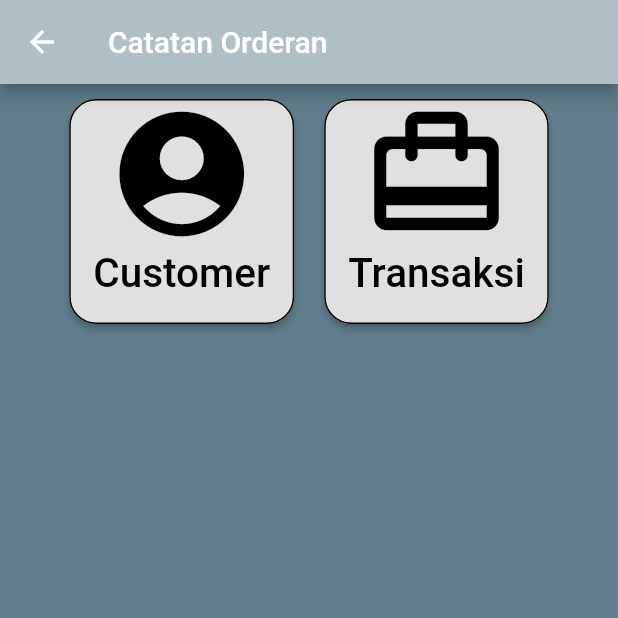
After one commit to annastasyaivory/flutter_catat_order, a Flutter app: the Screen screen opened directly, on a phone screen of 412 x 824 dp, the top half of it. The commit adds this screen. Run offline on Flutter 3.47's test engine with Material 2 defaults, Android fonts, the phone set to English and light mode, and no system bars; our stand-ins replace cloud_firestore, firebase_auth, firebase_core, google_sign_in; accounts and stored records are empty; network calls fail.

Commit message:
penambahan page home

```diff
--- a/lib/auth/login_page.dart
+++ b/lib/auth/login_page.dart
@@ -1,10 +1,11 @@
 import 'package:flutter_catat_order/auth/auth.dart';
-// import 'package:flutter_catat_order/profil_page.dart';
 import 'package:flutter_catat_order/auth/register_page.dart';
 import 'package:firebase_auth/firebase_auth.dart';
 import 'package:flutter/material.dart';
 import 'package:flutter_catat_order/auth/sign_in.dart';
 import 'package:flutter_catat_order/auth/first_screen.dart';
+
+import '../screen.dart';
 
 class LoginPage extends StatefulWidget {
   @override
@@ -165,7 +166,7 @@ class _LoginPageState extends State<LoginPage> {
               .handleSignInEmail(emailController.text, passwordController.text)
               .then((User user) {
             Navigator.push(context,
-                new MaterialPageRoute(builder: (context) => new FirstScreen()));
+                new MaterialPageRoute(builder: (context) => new Screen()));
           }).catchError((e) => print(e));
         },
         child: Text(
@@ -216,7 +217,7 @@ class _LoginPageState extends State<LoginPage> {
               Navigator.of(context).push(
                 MaterialPageRoute(
                   builder: (context) {
-                    return FirstScreen();
+                    return Screen();
                   },
                 ),
               );
--- a/lib/auth/register_page.dart
+++ b/lib/auth/register_page.dart
@@ -1,9 +1,10 @@
 import 'package:firebase_auth/firebase_auth.dart';
 import 'package:flutter_catat_order/auth/auth.dart';
-import 'package:flutter_catat_order/auth/first_screen.dart';
 import 'package:flutter_catat_order/auth/login_page.dart';
 // import 'package:flutter_catat_order/profil_page.dart';
 import 'package:flutter/material.dart';
+
+import '../screen.dart';
 
 class RegisterPage extends StatefulWidget {
   @override
@@ -163,7 +164,7 @@ class _RegisterPageState extends State<RegisterPage> {
                   passwordController.text) //auth handler pada auth.dart
               .then((User user) {
             Navigator.push(context,
-                new MaterialPageRoute(builder: (context) => new FirstScreen()));
+                new MaterialPageRoute(builder: (context) => new Screen()));
           }).catchError((e) => print(e));
         },
         child: Text(
--- /dev/null
+++ b/lib/screen.dart
@@ -0,0 +1,83 @@
+//import file pages lain untuk dipanggil
+import 'package:flutter/cupertino.dart';
+import 'package:flutter/material.dart';
+import 'package:flutter_catat_order/auth/first_screen.dart';
+import 'package:flutter_catat_order/second_screen.dart';
+
+class Screen extends StatelessWidget {
+  @override
+  Widget build(BuildContext context) {
+    return Scaffold(
+      backgroundColor: Colors.blueGrey,
+      appBar: AppBar(
+        title: Text('Catatan Orderan'),
+        backgroundColor: Colors.blueGrey[200],
+      ),
+      body: Container(
+        child: Row(
+          mainAxisAlignment: MainAxisAlignment.center,
+          children: [
+            Container(
+              height: 150,
+              margin: EdgeInsets.all(10),
+              child: RaisedButton(
+                shape: RoundedRectangleBorder(
+                    borderRadius: BorderRadius.circular(18.0),
+                    side: BorderSide(color: Color.fromRGBO(0, 0, 0, 1))),
+                child: Column(
+                  children: [
+                    new Icon(
+                      Icons.account_circle,
+                      size: 100.0,
+                      color: Colors.black,
+                    ),
+                    Text("Customer",
+                        style: TextStyle(
+                            fontSize: 27, color: Color.fromRGBO(0, 0, 0, 1))),
+                  ],
+                ),
+                onPressed: () {
+                  Navigator.push(
+                    context,
+                    MaterialPageRoute(
+                        builder: (context) =>
+                            FirstScreen()), //panggil fungsi dari file customer.dart untuk menampilkan listview isi tabel
+                  );
+                },
+              ),
+            ),
+            Container(
+              height: 150,
+              margin: EdgeInsets.all(10),
+              child: RaisedButton(
+                shape: RoundedRectangleBorder(
+                    borderRadius: BorderRadius.circular(18.0),
+                    side: BorderSide(color: Color.fromRGBO(0, 0, 0, 1))),
+                child: Column(
+                  children: [
+                    new Icon(
+                      Icons.wallet_travel_rounded,
+                      size: 100.0,
+                      color: Colors.black,
+                    ),
+                    Text("Transaksi",
+                        style: TextStyle(
+                            fontSize: 27, color: Color.fromRGBO(0, 0, 0, 1))),
+                  ],
+                ),
+                onPressed: () {
+                  Navigator.push(
+                    context,
+                    MaterialPageRoute(
+                        builder: (context) =>
+                            SecondScreen()), //panggil fungsi dari file transaksi.dart untuk menampilkan listview isi tabel
+                  );
+                },
+              ),
+            ),
+          ],
+        ),
+      ),
+    );
+  }
+}
```
